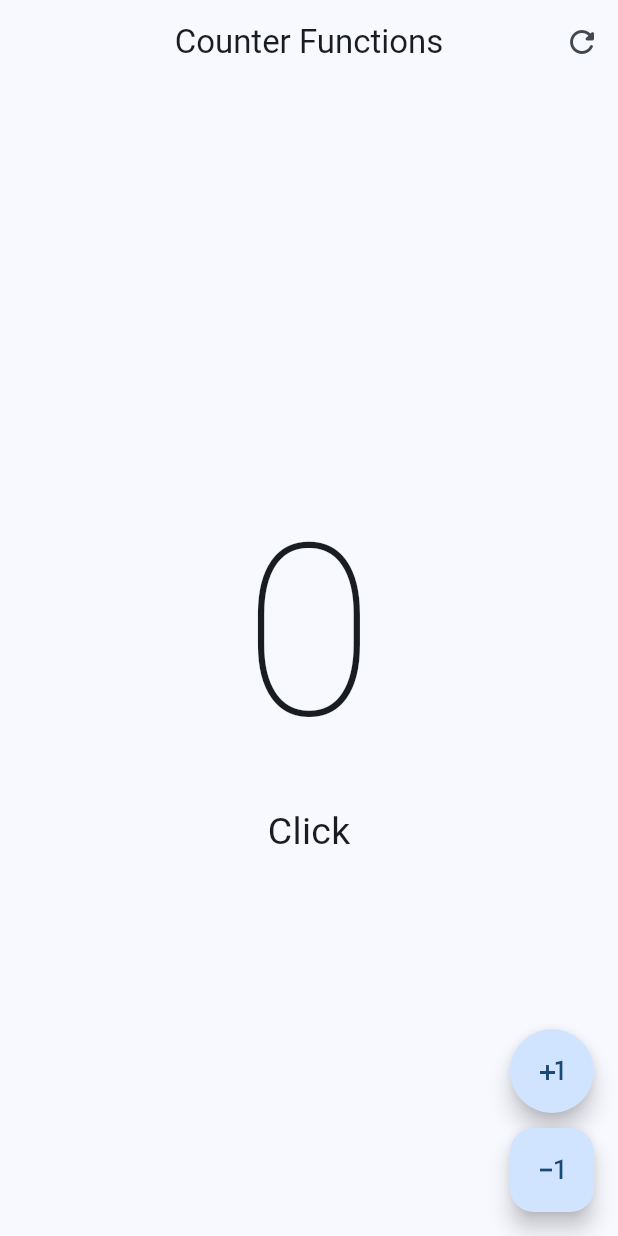
After one commit to kevin-lucas07/material_course, a Flutter app: the screen it shows after launch, on a phone screen of 412 x 824 dp. The commit adds this screen. Run offline on Flutter 3.47's test engine with Material 3 defaults, Android fonts, the phone set to English and light mode, and no system bars.

Commit message:
appBar floatingActionButton

```diff
--- a/flutter_projects/hello_word_app/lib/main.dart
+++ b/flutter_projects/hello_word_app/lib/main.dart
@@ -1,5 +1,5 @@
 import 'package:flutter/material.dart';
-import 'package:hello_word_app/presentation/screens/counter/counter_screen.dart';
+import 'package:hello_word_app/presentation/screens/counter/counter_functions_screen.dart';
 
 void main(){
   runApp(const MyApp());
@@ -17,7 +17,7 @@ class MyApp extends StatelessWidget{
         useMaterial3: true,
         colorSchemeSeed: Colors.blue
       ),
-      home: const CounterScreen()
+      home: const CounterfunctionsScreen()
     );
   }
 }
--- /dev/null
+++ b/flutter_projects/hello_word_app/lib/presentation/screens/counter/counter_functions_screen.dart
@@ -0,0 +1,73 @@
+import 'package:flutter/material.dart';
+
+class CounterfunctionsScreen extends StatefulWidget {
+  const CounterfunctionsScreen({super.key});
+
+  @override
+  State<CounterfunctionsScreen> createState() => _CounterfunctionsScreenState();
+}
+
+class _CounterfunctionsScreenState extends State<CounterfunctionsScreen> {
+  int clickCounter = 0;
+
+  @override
+  Widget build(BuildContext context) {
+    return Scaffold(
+      appBar: AppBar(
+        title: const Text(
+          'Counter Functions',
+        ),
+        actions: [
+          IconButton(
+            icon: const Icon(Icons.refresh_rounded),
+            onPressed: () {
+              setState(() {
+                clickCounter = 0;
+              });
+            },
+          )
+        ],
+        centerTitle: true,
+      ),
+      body: Center(
+        child: Column(
+          mainAxisAlignment: MainAxisAlignment.center,
+          children: [
+            Text(
+              '$clickCounter',
+              style:
+                  const TextStyle(fontSize: 160, fontWeight: FontWeight.w100),
+            ),
+            Text(
+              'Click${clickCounter > 1 ? 's' : ''}',
+              style: const TextStyle(fontSize: 25),
+            )
+          ],
+        ),
+      ),
+      floatingActionButton:
+          Column(mainAxisAlignment: MainAxisAlignment.end, children: [
+        FloatingActionButton(
+          shape: const StadiumBorder(),
+          onPressed: () {
+            setState(() {
+              clickCounter++;
+            });
+          },
+          child: const Icon(Icons.plus_one),
+        ),
+        const SizedBox(
+          height: 10,
+        ),
+        FloatingActionButton(
+          onPressed: () {
+            setState(() {
+              clickCounter--;
+            });
+          },
+          child: const Icon(Icons.exposure_minus_1_outlined),
+        )
+      ]),
+    );
+  }
+}
```
Also changed, not shown: flutter_projects/hello_word_app/lib/presentation/screens/counter/counter_screen.dart (deleted, +0 -48 lines).
